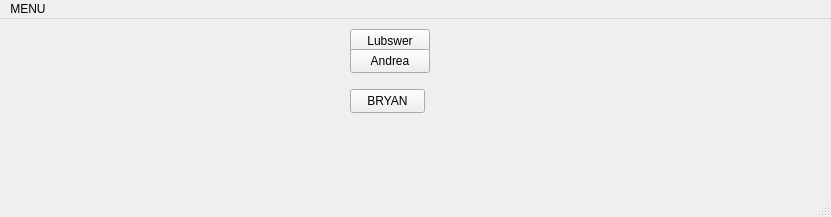
Carlitops13/Proyecto_beta, file mainwindow.ui: the form before one commit.
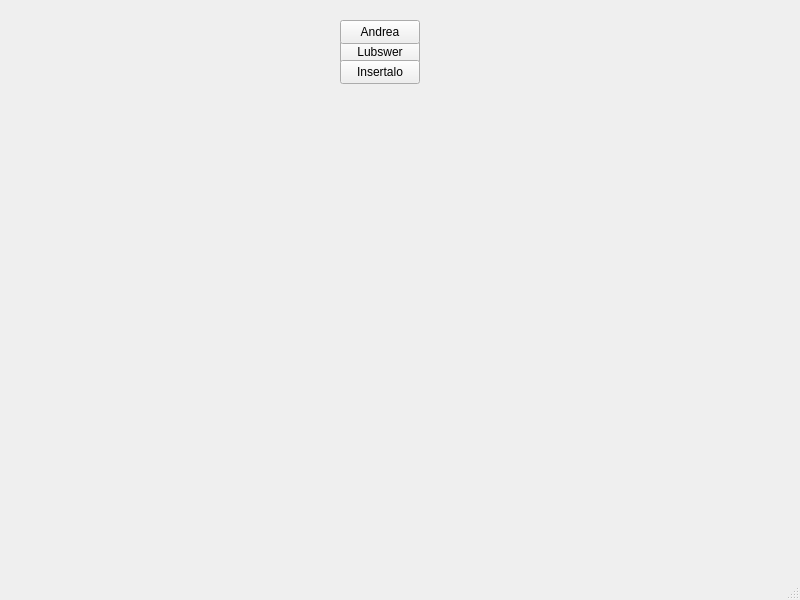
The form after the commit.

Commit message:
commit 7 de julio
Agrege un boton llamda insertamelo

Patch:
```diff
--- a/mainwindow.ui
+++ b/mainwindow.ui
@@ -6,8 +6,8 @@
    <rect>
     <x>0</x>
     <y>0</y>
-    <width>831</width>
-    <height>217</height>
+    <width>800</width>
+    <height>600</height>
    </rect>
   </property>
   <property name="windowTitle">
@@ -17,8 +17,8 @@
    <widget class="QPushButton" name="pushButton">
     <property name="geometry">
      <rect>
-      <x>350</x>
-      <y>10</y>
+      <x>340</x>
+      <y>40</y>
       <width>80</width>
       <height>24</height>
      </rect>
@@ -30,8 +30,8 @@
    <widget class="QPushButton" name="pushButton_2">
     <property name="geometry">
      <rect>
-      <x>350</x>
-      <y>30</y>
+      <x>340</x>
+      <y>20</y>
       <width>80</width>
       <height>24</height>
      </rect>
@@ -43,17 +43,14 @@
    <widget class="QPushButton" name="pushButton_3">
     <property name="geometry">
      <rect>
-      <x>350</x>
-      <y>70</y>
-      <width>75</width>
+      <x>340</x>
+      <y>60</y>
+      <width>80</width>
       <height>24</height>
      </rect>
     </property>
-    <property name="styleSheet">
-     <string notr="true"/>
-    </property>
     <property name="text">
-     <string>BRYAN</string>
+     <string>Insertalo</string>
     </property>
    </widget>
   </widget>
@@ -62,16 +59,10 @@
     <rect>
      <x>0</x>
      <y>0</y>
-     <width>831</width>
-     <height>22</height>
+     <width>800</width>
+     <height>21</height>
     </rect>
    </property>
-   <widget class="QMenu" name="menuMENU">
-    <property name="title">
-     <string>MENU</string>
-    </property>
-   </widget>
-   <addaction name="menuMENU"/>
   </widget>
   <widget class="QStatusBar" name="statusbar"/>
  </widget>
```
